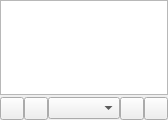
Qt form gui/librarypage.ui (CDrummond/cantata) before a commit.
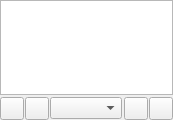
The same form after that commit. Custom widgets are drawn as their Qt base class.

Patch:
```diff
--- a/gui/librarypage.ui
+++ b/gui/librarypage.ui
@@ -32,7 +32,7 @@
    <item>
     <layout class="QHBoxLayout" name="hlayout">
      <property name="spacing">
-      <number>0</number>
+      <number>1</number>
      </property>
      <property name="leftMargin">
       <number>0</number>
```
